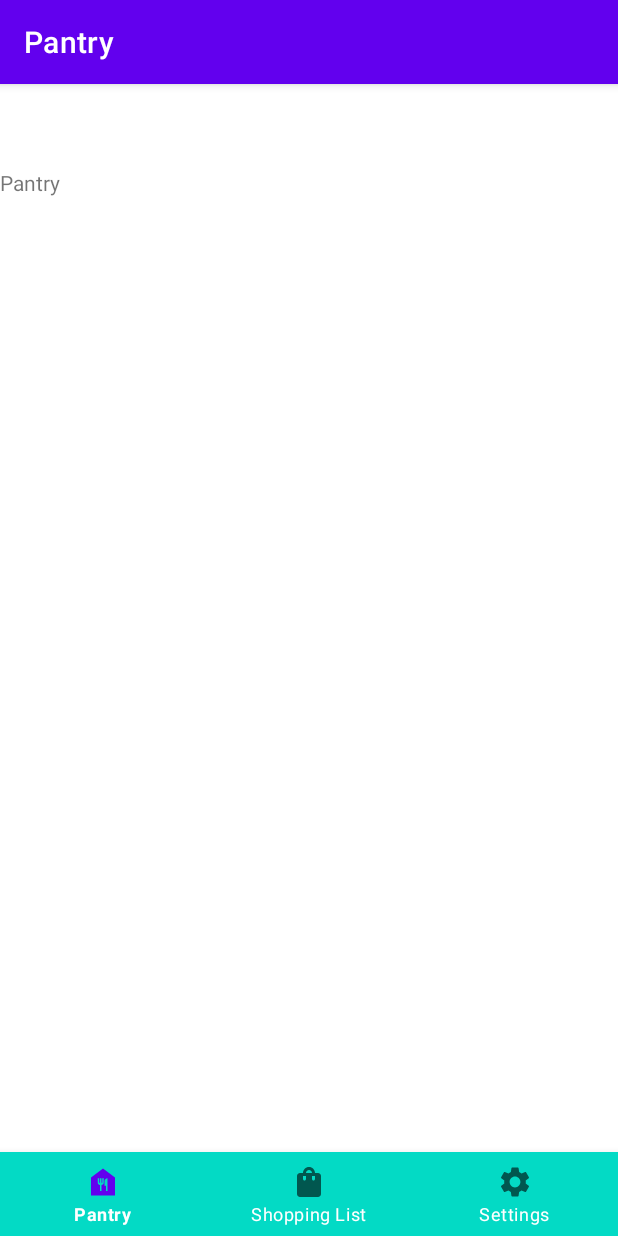
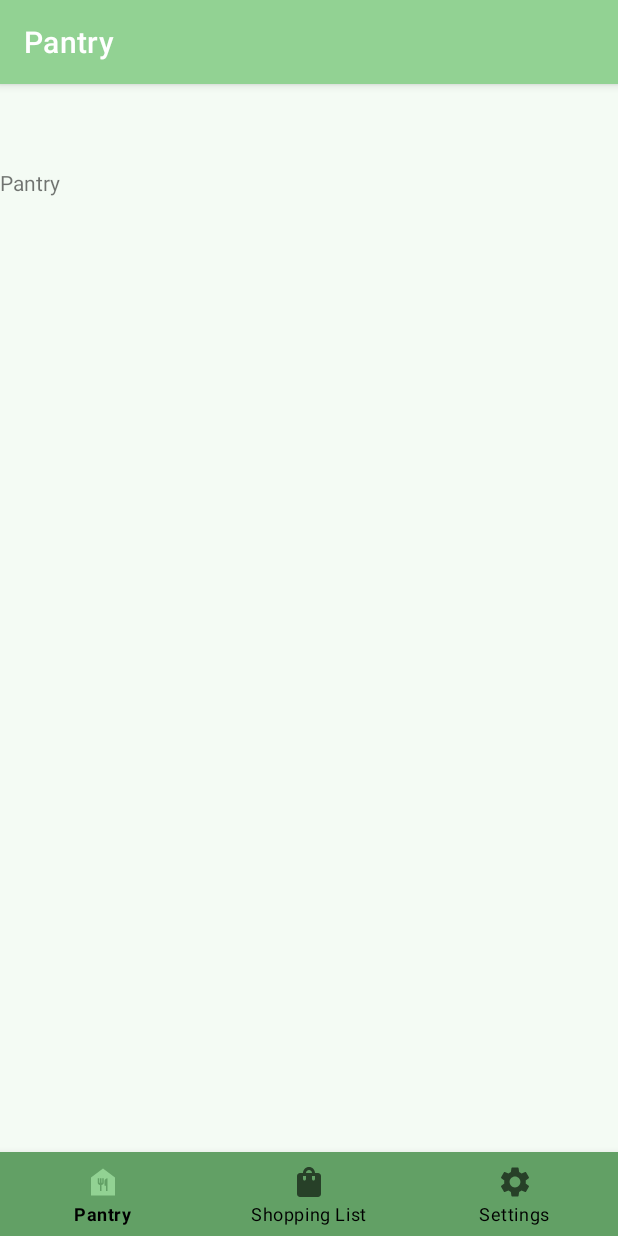
Before and after one commit to SeanAres/CS639Team1Project2021, an Android app: the screen it shows after launch (MainActivity), on a phone screen of 412 x 824 dp. Run offline under Robolectric (Android 15) with nearby library versions, the phone set to English and light mode, and no system bars; our stand-ins replace navigation-ui.

Commit message:
updating with theme and firebase

```diff
--- a/HealthyShopper/app/build.gradle
+++ b/HealthyShopper/app/build.gradle
@@ -1,5 +1,6 @@
 plugins {
     id 'com.android.application'
+    id 'com.google.gms.google-services'
 }
 
 android {
@@ -35,6 +36,7 @@ dependencies {
     implementation 'androidx.appcompat:appcompat:1.3.0'
     implementation 'com.google.android.material:material:1.4.0'
     implementation 'androidx.constraintlayout:constraintlayout:2.0.4'
+    implementation 'com.google.firebase:firebase-auth:21.0.1'
     testImplementation 'junit:junit:4.+'
     androidTestImplementation 'androidx.test.ext:junit:1.1.3'
     androidTestImplementation 'androidx.test.espresso:espresso-core:3.4.0'
--- a/HealthyShopper/app/src/main/AndroidManifest.xml
+++ b/HealthyShopper/app/src/main/AndroidManifest.xml
@@ -1,6 +1,9 @@
 <?xml version="1.0" encoding="utf-8"?>
 <manifest xmlns:android="http://schemas.android.com/apk/res/android"
     package="pace.cs639.healthyshopper">
+
+    <uses-permission android:name="android.permission.INTERNET" />
+    <uses-permission android:name="android.permission.ACCESS_NETWORK_STATE" />
 
     <application
         android:allowBackup="true"
--- a/HealthyShopper/app/src/main/res/layout/activity_main.xml
+++ b/HealthyShopper/app/src/main/res/layout/activity_main.xml
@@ -5,15 +5,15 @@
     android:layout_width="match_parent"
     android:layout_height="match_parent"
     android:paddingTop="?attr/actionBarSize"
-    android:background="@color/white">
+    android:background="@color/primaryWhite">
 
     <com.google.android.material.bottomnavigation.BottomNavigationView
         android:id="@+id/bottomNav_view"
         android:layout_width="0dp"
         android:layout_height="wrap_content"
         android:background="?android:attr/windowBackground"
-        app:itemBackground="@color/teal_200"
-        app:itemTextColor="@color/white"
+        app:itemBackground="@color/primaryDarkColor"
+        app:itemTextColor="@color/primaryTextColor"
         app:layout_constraintBottom_toBottomOf="parent"
         app:layout_constraintLeft_toLeftOf="parent"
         app:layout_constraintRight_toRightOf="parent"
--- a/HealthyShopper/app/src/main/res/values-night/themes.xml
+++ b/HealthyShopper/app/src/main/res/values-night/themes.xml
@@ -2,13 +2,13 @@
     <!-- Base application theme. -->
     <style name="Theme.HealthyShopper" parent="Theme.MaterialComponents.DayNight.DarkActionBar">
         <!-- Primary brand color. -->
-        <item name="colorPrimary">@color/purple_200</item>
-        <item name="colorPrimaryVariant">@color/purple_700</item>
-        <item name="colorOnPrimary">@color/black</item>
+        <item name="colorPrimary">@color/primaryColor</item>
+        <item name="colorPrimaryVariant">@color/primaryDarkColor</item>
+        <item name="colorOnPrimary">@color/primaryBlack</item>
         <!-- Secondary brand color. -->
-        <item name="colorSecondary">@color/teal_200</item>
-        <item name="colorSecondaryVariant">@color/teal_200</item>
-        <item name="colorOnSecondary">@color/black</item>
+        <item name="colorSecondary">@color/secondaryColor</item>
+        <item name="colorSecondaryVariant">@color/secondaryDarkColor</item>
+        <item name="colorOnSecondary">@color/primaryBlack</item>
         <!-- Status bar color. -->
         <item name="android:statusBarColor" tools:targetApi="l">?attr/colorPrimaryVariant</item>
         <!-- Customize your theme here. -->
--- a/HealthyShopper/app/src/main/res/values/colors.xml
+++ b/HealthyShopper/app/src/main/res/values/colors.xml
@@ -1,10 +1,15 @@
 <?xml version="1.0" encoding="utf-8"?>
 <resources>
-    <color name="purple_200">#FFBB86FC</color>
-    <color name="purple_500">#FF6200EE</color>
-    <color name="purple_700">#FF3700B3</color>
-    <color name="teal_200">#FF03DAC5</color>
-    <color name="teal_700">#FF018786</color>
-    <color name="black">#FF000000</color>
-    <color name="white">#FFFFFFFF</color>
+    <color name="primaryColor">#92d293</color>
+    <color name="primaryLightColor">#c4ffc4</color>
+    <color name="primaryDarkColor">#62a065</color>
+    <color name="secondaryColor">#b1d292</color>
+    <color name="secondaryLightColor">#e4ffc3</color>
+    <color name="secondaryDarkColor">#81a164</color>
+    <color name="primaryTextColor">#000000</color>
+    <color name="secondaryTextColor">#000000</color>
+    <color name="primaryWhite">#F4FBF4</color>
+    <color name="primaryBlack">#0F150F</color>
+    <color name="black">#000000</color>
+    <color name="white">#FFFFFF</color>
 </resources>
--- a/HealthyShopper/app/src/main/res/values/strings.xml
+++ b/HealthyShopper/app/src/main/res/values/strings.xml
@@ -3,7 +3,4 @@
     <string name="pantry_label">Pantry</string>
     <string name="shopping_List_label">Shopping List</string>
     <string name="settings">Settings</string>
-
-    <!-- TODO: Remove or change this placeholder text -->
-    <string name="hello_blank_fragment">Hello blank fragment</string>
 </resources>
--- a/HealthyShopper/app/src/main/res/values/themes.xml
+++ b/HealthyShopper/app/src/main/res/values/themes.xml
@@ -2,13 +2,13 @@
     <!-- Base application theme. -->
     <style name="Theme.HealthyShopper" parent="Theme.MaterialComponents.DayNight.DarkActionBar">
         <!-- Primary brand color. -->
-        <item name="colorPrimary">@color/purple_500</item>
-        <item name="colorPrimaryVariant">@color/purple_700</item>
-        <item name="colorOnPrimary">@color/white</item>
+        <item name="colorPrimary">@color/primaryColor</item>
+        <item name="colorPrimaryVariant">@color/primaryLightColor</item>
+        <item name="colorOnPrimary">@color/primaryWhite</item>
         <!-- Secondary brand color. -->
-        <item name="colorSecondary">@color/teal_200</item>
-        <item name="colorSecondaryVariant">@color/teal_700</item>
-        <item name="colorOnSecondary">@color/black</item>
+        <item name="colorSecondary">@color/secondaryColor</item>
+        <item name="colorSecondaryVariant">@color/secondaryLightColor</item>
+        <item name="colorOnSecondary">@color/primaryWhite</item>
         <!-- Status bar color. -->
         <item name="android:statusBarColor" tools:targetApi="l">?attr/colorPrimaryVariant</item>
         <!-- Customize your theme here. -->
--- a/HealthyShopper/build.gradle
+++ b/HealthyShopper/build.gradle
@@ -5,7 +5,8 @@ buildscript {
         mavenCentral()
     }
     dependencies {
-        classpath "com.android.tools.build:gradle:4.2.1"
+        classpath 'com.android.tools.build:gradle:4.2.2'
+        classpath 'com.google.gms:google-services:4.3.8'
 
         // NOTE: Do not place your application dependencies here; they belong
         // in the individual module build.gradle files
```
Also changed, not shown: 1 other file.
